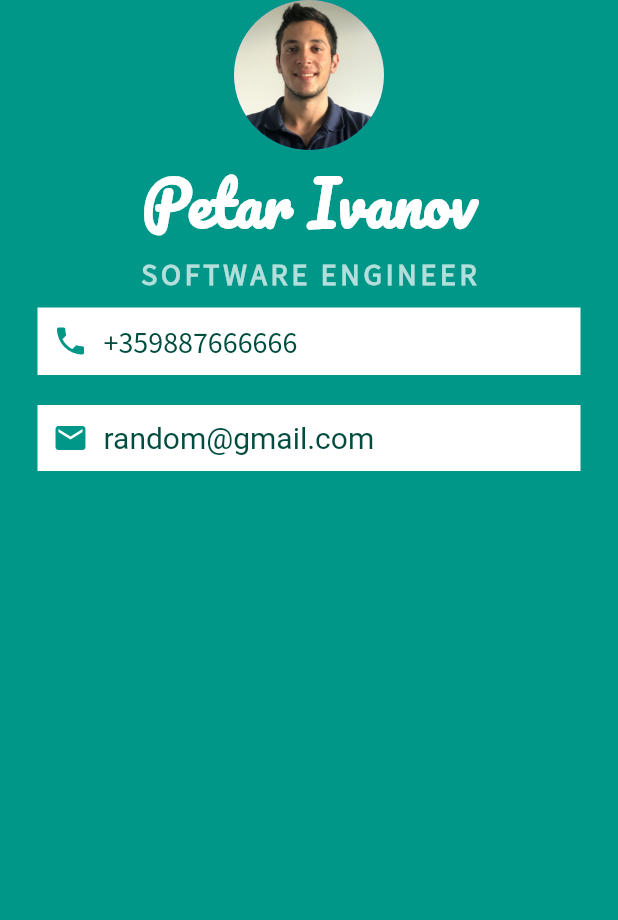
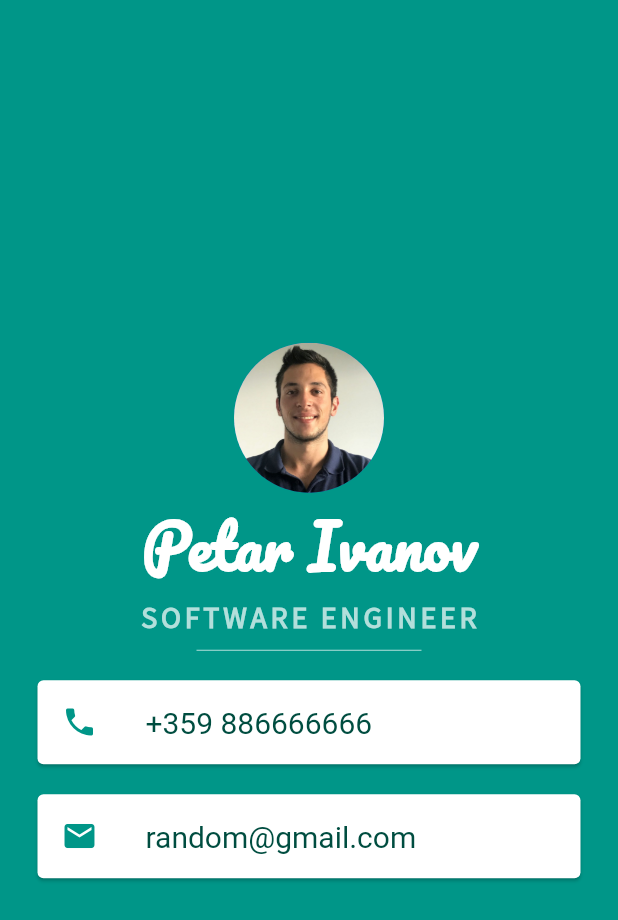
Before and after one commit to petarivanov9/flutter-dart-dev-bootcamp, a Flutter app: the screen it shows after launch, on a phone screen of 412 x 824 dp. Shown: the top 920 px of the screen. Run offline on Flutter 3.47's test engine with Material 2 defaults, Android fonts, the phone set to English and light mode, and no system bars.

Commit message:
added final touches to mi_card_flutter app

```diff
--- a/mi_card_flutter_new/lib/main.dart
+++ b/mi_card_flutter_new/lib/main.dart
@@ -14,6 +14,7 @@
         backgroundColor: Colors.teal,
         body: SafeArea(
           child: Column(
+            mainAxisAlignment: MainAxisAlignment.center,
             children: <Widget>[
               CircleAvatar(
                 radius: 50.0,
@@ -38,51 +39,43 @@
                   color: Colors.teal.shade100,
                 ),
               ),
-              Container(
-                color: Colors.white,
+              SizedBox(
+                height: 20.0,
+                width: 150.0,
+                child: Divider(
+                  color: Colors.teal.shade100,
+                ),
+              ),
+              Card(
                 margin: EdgeInsets.symmetric(vertical: 10.0, horizontal: 25.0),
-                padding: EdgeInsets.all(10.0),
-                child: Row(
-                  children: <Widget>[
-                    Icon(
+                child: ListTile(
+                  leading: Icon(
                     Icons.phone,
                     color: Colors.teal,
                   ),
-                    SizedBox(
-                      width: 10.0,
-                    ),
-                    Text(
-                      '+359887666666',
+                  title: Text(
+                    '+359 886666666',
                     style: TextStyle(
                       color: Colors.teal.shade900,
-                        fontFamily: 'Source Sans Pro',
                       fontSize: 20.0,
                     ),
-                    )
-                  ],
                   ),
                 ),
-              Container(
-                color: Colors.white,
+              ),
+              Card(
                 margin: EdgeInsets.symmetric(vertical: 10.0, horizontal: 25.0),
-                padding: EdgeInsets.all(10.0),
-                child: Row(
-                  children: <Widget>[
-                    Icon(
+                child: ListTile(
+                  leading: Icon(
                     Icons.email,
                     color: Colors.teal,
                   ),
-                    SizedBox(
-                      width: 10.0,
-                    ),
-                    Text(
+                  title: Text(
                     'random@gmail.com',
                     style: TextStyle(
                       color: Colors.teal.shade900,
                       fontSize: 20.0,
                     ),
                   ),
-                  ],
                 ),
               )
             ],
```
Lines whose indentation alone changed are shown as unchanged.
